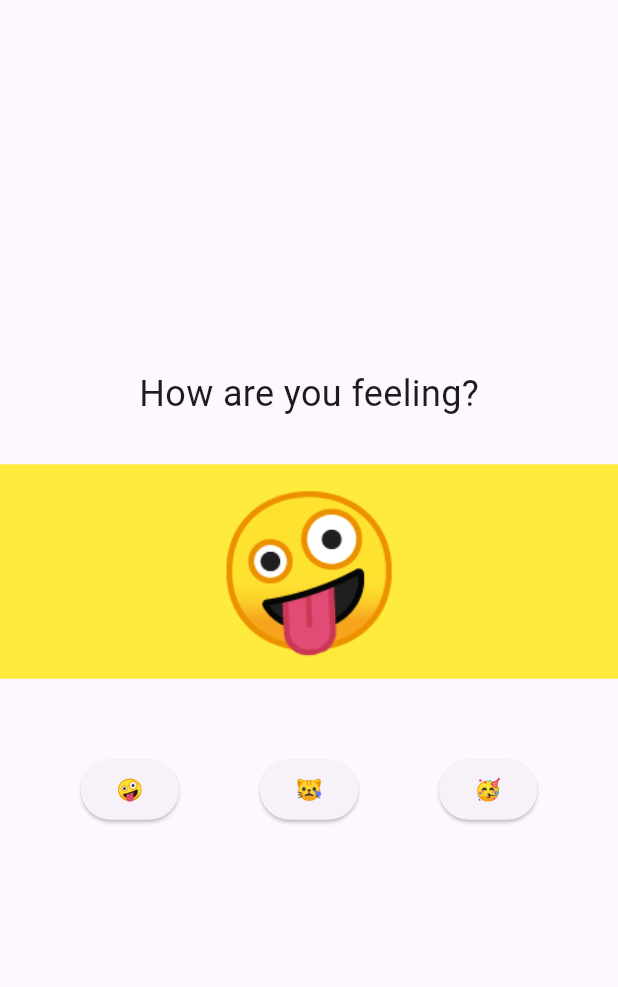
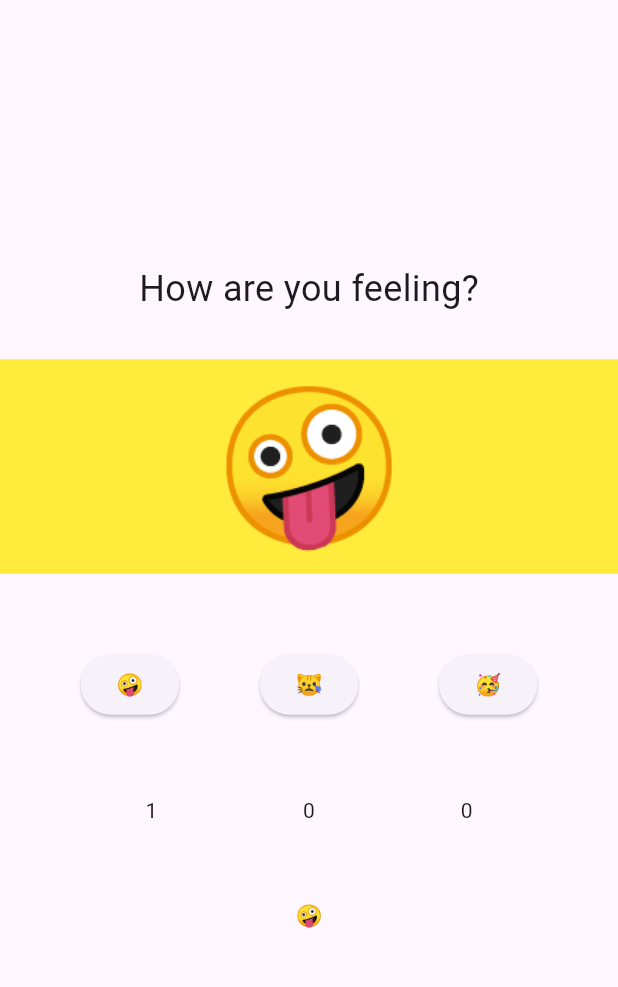
Before and after one commit to JashThakkar/moodz, a Flutter app: the screen it shows after launch, on a phone screen of 412 x 824 dp, the part 63-1050 px from its top. Run offline on Flutter 3.47's test engine with Material 3 defaults, Android fonts, the phone set to English and light mode, and no system bars.

Commit message:
added all the partss that were needed

```diff
--- a/lib/main.dart
+++ b/lib/main.dart
@@ -11,22 +11,44 @@ void main() {
 class MoodModel with ChangeNotifier {
   String _currentMood = '🤪';
   String get currentMood => _currentMood;
+  int hapCounter = 1;
+  int sadCounter = 0;
+  int exCounter = 0;
+  List histList = ["🤪"];
+
   MaterialColor bgColor = Colors.yellow;
   void setHappy() {
     _currentMood = '🤪';
+    histList.add(_currentMood);
+    if (histList.length == 4){
+      histList.removeAt(0);
+    }
     bgColor = Colors.yellow;
+    hapCounter = hapCounter + 1;
     notifyListeners();
   }
 
   void setSad() {
     _currentMood = '😿';
+    histList.add(_currentMood);
+    if (histList.length == 4){
+      histList.removeAt(0);
+    }
     bgColor = Colors.blue;
+    sadCounter = sadCounter + 1;
+
     notifyListeners();
   }
 
   void setExcited() {
     _currentMood = '🥳';
+    histList.add(_currentMood);
+    if (histList.length == 4){
+      histList.removeAt(0);
+    }
     bgColor = Colors.orange;
+    exCounter = exCounter + 1;
+
     notifyListeners();
   }
 }
@@ -58,6 +80,10 @@ class HomePage extends StatelessWidget {
             MoodDisplay(),
             SizedBox(height: 50),
             MoodButtons(),
+            SizedBox(height: 50),
+            MoodCounter(),
+            SizedBox(height: 50),
+            MoodHist(),
           ],
         ),
       ),
@@ -114,3 +140,37 @@ class MoodButtons extends StatelessWidget {
     );
   }
 }
+class MoodCounter extends StatelessWidget {
+  @override
+  Widget build(BuildContext context) {
+    return Consumer<MoodModel>(
+      builder: (context, moodModel, child) {
+        return Row(
+          mainAxisAlignment: MainAxisAlignment.spaceEvenly,
+          children: [
+        Text(moodModel.hapCounter.toString()),
+        Text(moodModel.sadCounter.toString()),
+        Text(moodModel.exCounter.toString())
+      ],
+        );
+      },
+    );
+  }
+}
+
+class MoodHist extends StatelessWidget {
+  @override
+  Widget build(BuildContext context) {
+    return Consumer<MoodModel>(
+      builder: (context, moodModel, child) {
+        return Row(
+          mainAxisAlignment: MainAxisAlignment.spaceEvenly,
+          children: [
+            for (int i = 0; i < moodModel.histList.length; i++)
+              Text(moodModel.histList[i]),
+          ],
+        );
+      },
+    );
+  }
+}
```
